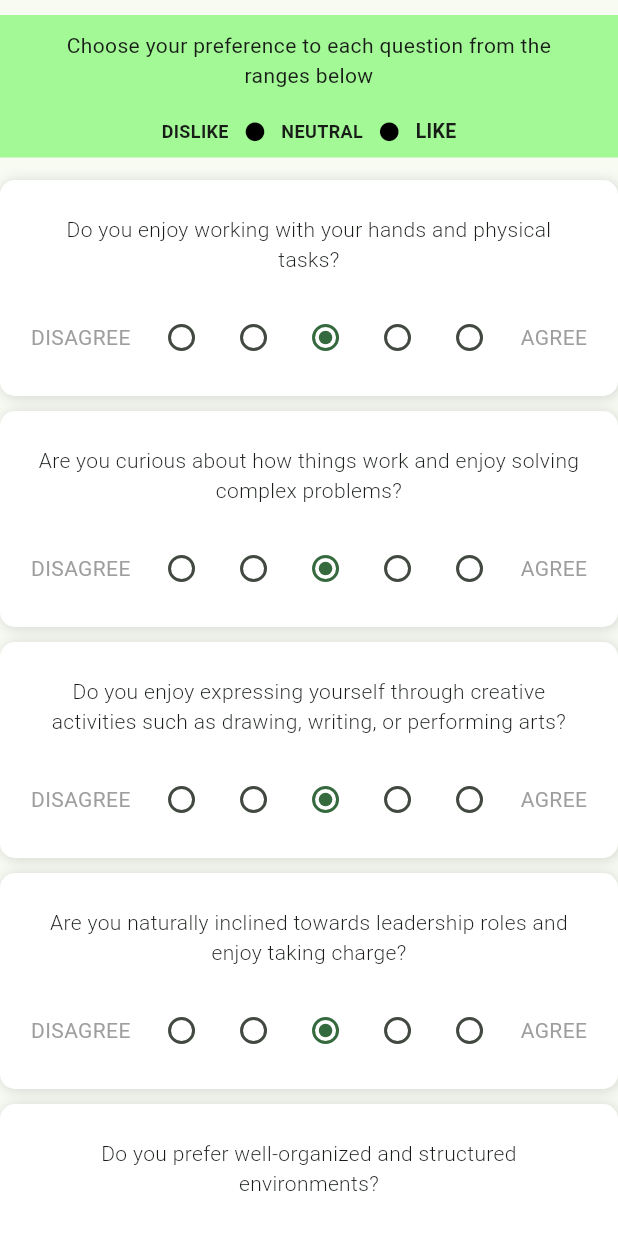
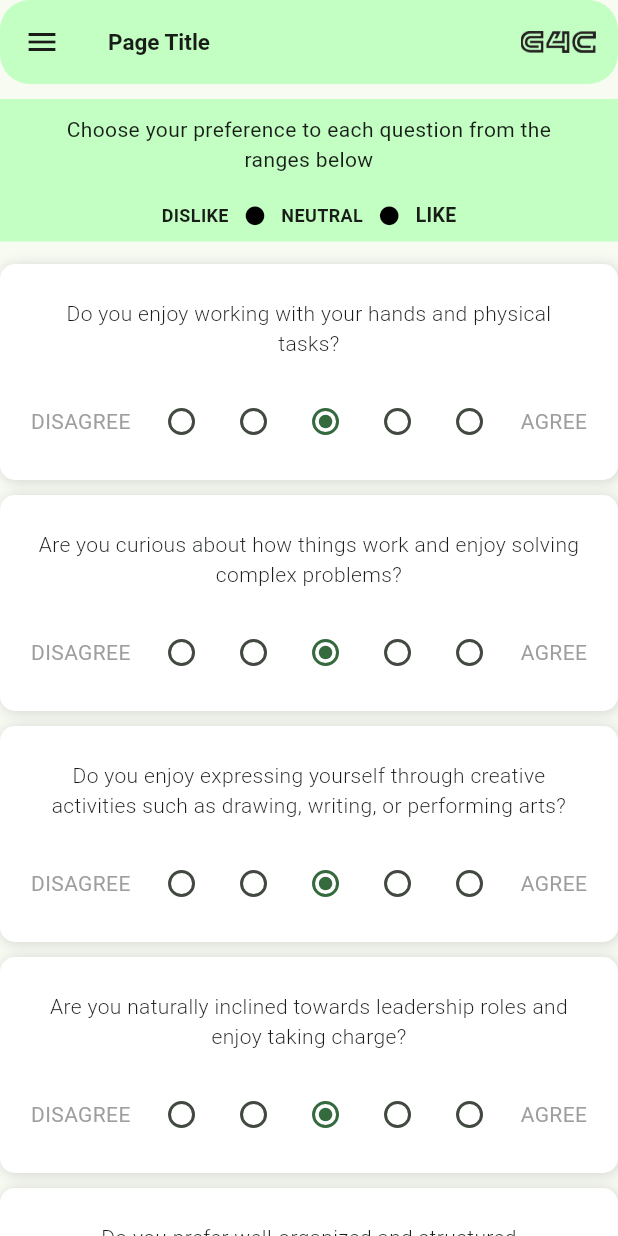
Before and after one commit to C-k-87/g4c, a Flutter app: the screen it shows after launch, after a tap on "Take the Test", on a phone screen of 412 x 824 dp. Run offline on Flutter 3.47's test engine with Material 3 defaults, Android fonts, the phone set to English and light mode, and no system bars.

Commit message:
Added questions up to 6 pages, g4c drawer
 Changes to be committed:
	modified:   lib/main.dart
	renamed:    lib/personality_quiz1.dart -> lib/personality_quiz_runner.dart
	modified:   lib/personality_quizes_main.dart
	new file:   lib/question_sets.dart

```diff
--- a/lib/main.dart
+++ b/lib/main.dart
@@ -19,7 +19,7 @@ class MyApp extends StatelessWidget {
         colorScheme: ColorScheme.fromSeed(seedColor: Colors.green.shade200),
         useMaterial3: true,
       ),
-      home: const PersonalityMain(),
+      home: const HomePageTest(),
     );
   }
 }
@@ -53,8 +53,8 @@ class HomePageTest extends StatelessWidget {
           ),
         ],
       ),
-      body: null,
-      drawer: G4CDrawer(),
+      body: const PersonalityMain(),
+      drawer: const G4CDrawer(),
     );
   }
 }
--- a/lib/personality_quiz1.dart
+++ b/lib/personality_quiz_runner.dart
@@ -1,5 +1,7 @@
 import 'package:flutter/material.dart';
+import 'package:g4c/g4c_drawer.dart';
 import 'asset_widgets.dart';
+import 'question_sets.dart';
 
 class PersonalityQuizRunner extends StatefulWidget {
   const PersonalityQuizRunner({super.key});
@@ -14,6 +16,30 @@ class _PersonalityQuizRunnerState extends State<PersonalityQuizRunner> {
   @override
   Widget build(BuildContext context) {
     return Scaffold(
+      appBar: AppBar(
+        shape: RoundedRectangleBorder(
+          borderRadius: BorderRadius.circular(20.0),
+        ),
+        title: const Text(
+          'Page Title',
+          style: TextStyle(
+            fontSize: 15.0,
+            fontWeight: FontWeight.bold,
+          ),
+        ),
+        backgroundColor: const Color.fromARGB(255, 195, 255, 195),
+        centerTitle: false,
+        actions: [
+          Padding(
+            padding: const EdgeInsets.symmetric(horizontal: 15.0),
+            child: Image.asset(
+              'asset_lib/images/G4C_logo_text.png',
+              width: 50.0,
+            ),
+          ),
+        ],
+      ),
+      drawer: const G4CDrawer(),
       body: ListView(
         children: [
           const SizedBox(
@@ -25,7 +51,7 @@ class _PersonalityQuizRunnerState extends State<PersonalityQuizRunner> {
               Container(
                 width: 700,
                 decoration: const BoxDecoration(
-                  color: Color.fromARGB(255, 163, 249, 150),
+                  color: Color.fromARGB(255, 195, 255, 195),
                 ),
                 child: Column(
                   children: [
@@ -121,45 +147,52 @@ class _PersonalityQuizRunnerState extends State<PersonalityQuizRunner> {
                     },
                   ),
                   IconButton(
-                    icon: const Icon(Icons.circle_outlined),
+                    icon: pageNumber == 3
+                        ? const Icon(Icons.circle_rounded)
+                        : const Icon(Icons.circle_outlined),
                     iconSize: 20,
                     onPressed: () {
-                      /*Navigator.push(
-                    context,
-                    MaterialPageRoute(
-                      builder: (context) => const HomePageTest(),
-                    ),
-                  );*/
+                      setState(() {
+                        //questionSet = const QuestionSet3();
+                        pageNumber = 3;
+                      });
                     },
                   ),
                   IconButton(
-                    icon: const Icon(Icons.circle_outlined),
+                    icon: pageNumber == 4
+                        ? const Icon(Icons.circle_rounded)
+                        : const Icon(Icons.circle_outlined),
                     iconSize: 20,
                     onPressed: () {
-                      /*Navigator.push(
-                    context,
-                    MaterialPageRoute(
-                      builder: (context) => const HomePageTest(),
-                    ),
-                  );*/
+                      setState(() {
+                        questionSet = const QuestionSet4();
+                        pageNumber = 4;
+                      });
                     },
                   ),
                   IconButton(
-                    icon: const Icon(Icons.circle_outlined),
+                    icon: pageNumber == 5
+                        ? const Icon(Icons.circle_rounded)
+                        : const Icon(Icons.circle_outlined),
                     iconSize: 20,
                     onPressed: () {
-                      /* Navigator.push(
-                    context,
-                    MaterialPageRoute(
-                      builder: (context) => const HomePageTest(),
-                    ),
-                  );*/
+                      setState(() {
+                        questionSet = const QuestionSet5();
+                        pageNumber = 5;
+                      });
                     },
                   ),
                   IconButton(
-                    icon: const Icon(Icons.circle_outlined),
+                    icon: pageNumber == 6
+                        ? const Icon(Icons.circle_rounded)
+                        : const Icon(Icons.circle_outlined),
                     iconSize: 20,
-                    onPressed: () {},
+                    onPressed: () {
+                      setState(() {
+                        questionSet = const QuestionSet6();
+                        pageNumber = 6;
+                      });
+                    },
                   ),
                 ],
               ),
@@ -171,27 +204,27 @@ class _PersonalityQuizRunnerState extends State<PersonalityQuizRunner> {
                   switch (pageNumber) {
                     case 1:
                       setState(() {
-                        //questionSet = const QuestionSet2();
+                        questionSet = const QuestionSet2();
                       });
                       break;
                     case 2:
                       setState(() {
-                        //questionSet = QuestionSet3()
+                        questionSet = const QuestionSet3();
                       });
                       break;
                     case 3:
                       setState(() {
-                        //questionSet = QuestionSet4()
+                        questionSet = const QuestionSet4();
                       });
                       break;
                     case 4:
                       setState(() {
-                        //questionSet = QuestionSet5()
+                        questionSet = const QuestionSet5();
                       });
                       break;
                     case 5:
                       setState(() {
-                        //questionSet = QuestionSet6()
+                        questionSet = const QuestionSet6();
                       });
                       break;
                     default:
@@ -211,63 +244,3 @@ class _PersonalityQuizRunnerState extends State<PersonalityQuizRunner> {
     );
   }
 }
-
-class QuestionSet1 extends StatelessWidget {
-  const QuestionSet1({super.key});
-
-  @override
-  Widget build(BuildContext context) {
-    return const Column(
-      children: [
-        QuizPrefBar(
-          question: 'Do you enjoy working with your hands and physical tasks?',
-        ),
-        QuizPrefBar(
-          question:
-              'Are you curious about how things work and enjoy solving complex problems?',
-        ),
-        QuizPrefBar(
-          question:
-              'Do you enjoy expressing yourself through creative activities such as drawing, writing, or performing arts?',
-        ),
-        QuizPrefBar(
-          question:
-              'Are you naturally inclined towards leadership roles and enjoy taking charge?',
-        ),
-        QuizPrefBar(
-          question: 'Do you prefer well-organized and structured environments?',
-        ),
-      ],
-    );
-  }
-}
-
-class QuestionSet2 extends StatelessWidget {
-  const QuestionSet2({super.key});
-
-  @override
-  Widget build(BuildContext context) {
-    return const Column(
-      children: [
-        QuizPrefBar(
-          question: 'Do you enjoy helping and interacting with people?',
-        ),
-        QuizPrefBar(
-          question:
-              'Are you interested in activities such as building, fixing, or assembling things?',
-        ),
-        QuizPrefBar(
-          question:
-              'Do you enjoy analyzing data, conducting experiments, or doing research?',
-        ),
-        QuizPrefBar(
-          question:
-              'Are you attracted to unique and unconventional ideas or approaches?',
-        ),
-        QuizPrefBar(
-          question: 'Do you enjoy persuading, influencing, or managing others?',
-        ),
-      ],
-    );
-  }
-}
--- a/lib/personality_quizes_main.dart
+++ b/lib/personality_quizes_main.dart
@@ -1,5 +1,6 @@
 import 'package:flutter/material.dart';
-import 'package:g4c/personality_quiz1.dart';
+import 'package:g4c/g4c_drawer.dart';
+import 'package:g4c/personality_quiz_runner.dart';
 
 import 'asset_widgets.dart';
 
@@ -9,8 +10,8 @@ class PersonalityMain extends StatelessWidget {
   @override
   Widget build(BuildContext context) {
     return Scaffold(
-      backgroundColor: const Color.fromARGB(
-          255, 253, 254, 253), // Use 'color' instead of 'backgroundColor'
+      drawer: G4CDrawer(),
+      backgroundColor: const Color.fromARGB(255, 253, 254, 253),
       body: ListView(
         children: [
           const TopCard(
```
Also changed, not shown: lib/question_sets.dart (added, +189 -0 lines).
